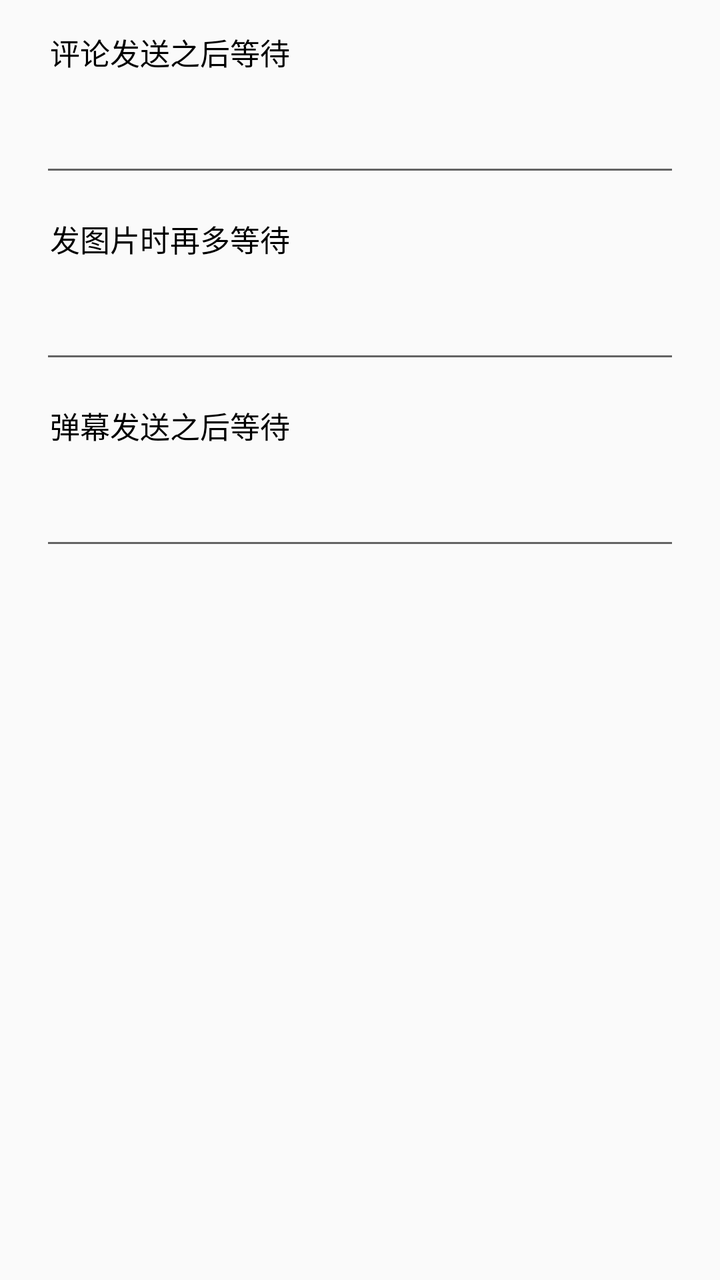
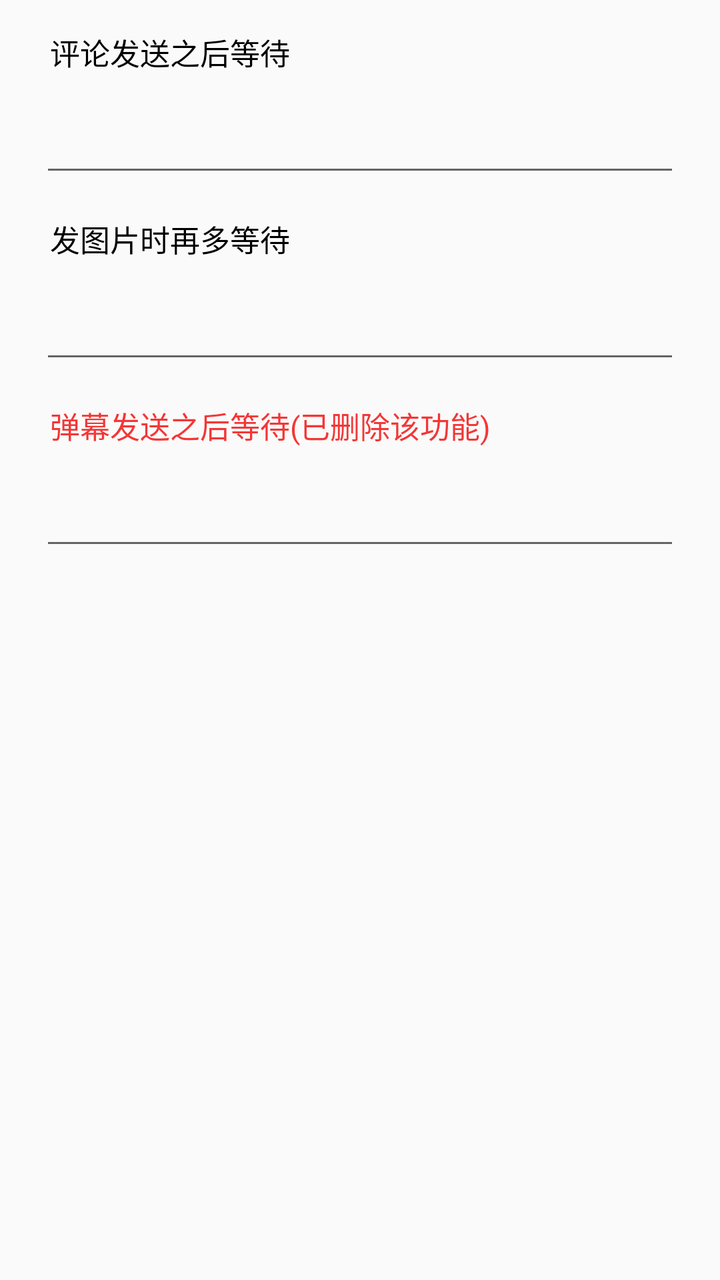

Two renders of the same Android screen: before a commit and after it. Below are the layout's source before the change and the commit's diff.
<!-- AndroidManifest.xml: application theme Theme.BiliSendCommAntifraud.HasActionBar -->
<!-- res/layout/dialog_set_wait_time.xml -->
<?xml version="1.0" encoding="utf-8"?>

<LinearLayout xmlns:android="http://schemas.android.com/apk/res/android"
    android:layout_width="match_parent"
    android:layout_height="wrap_content"
    android:orientation="vertical">
    <TextView
        android:layout_width="wrap_content"
        android:layout_height="wrap_content"
        android:layout_marginTop="15dp"
        android:layout_marginLeft="25dp"
        android:textColor="@color/dark_font"
        android:textSize="15sp"
        android:text="评论发送之后等待"/>
    <EditText
        android:id="@+id/edit_text_wt_by_after_comment_sent"
        android:layout_width="match_parent"
        android:layout_height="wrap_content"
        android:layout_marginLeft="20dp"
        android:layout_marginRight="20dp"
        android:layout_marginTop="15dp"
        android:layout_marginBottom="15dp"/>
    <TextView
        android:layout_width="wrap_content"
        android:layout_height="wrap_content"
        android:layout_marginLeft="25dp"
        android:textColor="@color/dark_font"
        android:textSize="15sp"
        android:text="发图片时再多等待"/>
    <EditText
        android:id="@+id/edit_text_wt_by_has_pictures"
        android:layout_width="match_parent"
        android:layout_height="wrap_content"
        android:layout_marginLeft="20dp"
        android:layout_marginRight="20dp"
        android:layout_marginTop="15dp"
        android:layout_marginBottom="15dp"/>
    <TextView
        android:layout_width="wrap_content"
        android:layout_height="wrap_content"
        android:layout_marginLeft="25dp"
        android:textColor="@color/dark_font"
        android:textSize="15sp"
        android:text="弹幕发送之后等待"/>
    <EditText
        android:id="@+id/edit_text_wt_danmaku_sent"
        android:layout_width="match_parent"
        android:layout_height="wrap_content"
        android:layout_marginLeft="20dp"
        android:layout_marginRight="20dp"
        android:layout_marginTop="15dp"
        android:layout_marginBottom="15dp"/>

</LinearLayout>
<!-- resources referenced by this layout -->
<resources>
  <color name="dark_font">#000000</color>
  <style name="Theme.BiliSendCommAntifraud.HasActionBar" parent="Theme.AppCompat.DayNight.DarkActionBar">
          
          <item name="colorPrimary">@color/pink</item>
          <item name="colorPrimaryDark">@color/pink</item>
          <item name="titleTextColor">@color/white</item>
         
          <item name="windowActionBar">true</item>
          <item name="colorAccent">@color/pink</item>
      </style>
  <color name="pink">#ff679a</color>
  <color name="white">#FFFFFFFF</color>
</resources>

<!-- the commit's change to res/layout/dialog_set_wait_time.xml (unified diff, before → after) -->
@@ -39,9 +39,9 @@
         android:layout_width="wrap_content"
         android:layout_height="wrap_content"
         android:layout_marginLeft="25dp"
-        android:textColor="@color/dark_font"
+        android:textColor="@color/red"
         android:textSize="15sp"
-        android:text="弹幕发送之后等待"/>
+        android:text="弹幕发送之后等待(已删除该功能)"/>
     <EditText
         android:id="@+id/edit_text_wt_danmaku_sent"
         android:layout_width="match_parent"
<!-- resource entries referenced after the edit -->
@@ -1,6 +1,7 @@
 <!-- resources referenced by this layout -->
 <resources>
   <color name="dark_font">#000000</color>
+  <color name="red">#F43636</color>
   <style name="Theme.BiliSendCommAntifraud.HasActionBar" parent="Theme.AppCompat.DayNight.DarkActionBar">
           
           <item name="colorPrimary">@color/pink</item>
